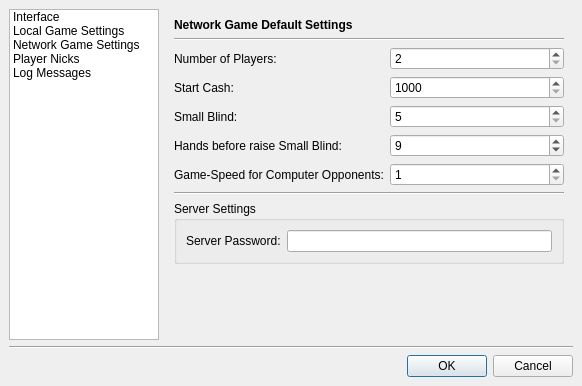
Before: the Qt Designer form src/gui/qt/settingsdialog.ui in pokerth/pokerth, drawn with Qt 5.
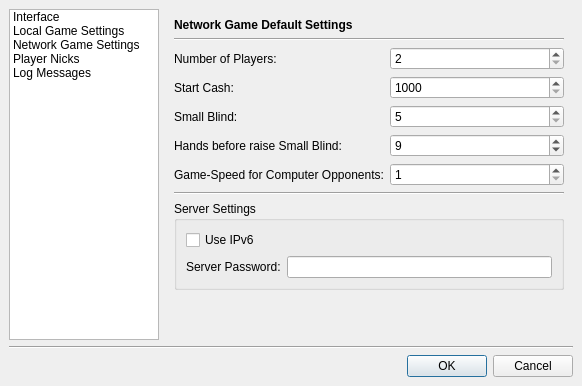
After: the same form once the commit is applied. The open tabs and pages were chosen to show the change. Icons and pictures are not drawn.

```diff
--- a/src/gui/qt/settingsdialog.ui
+++ b/src/gui/qt/settingsdialog.ui
@@ -426,20 +426,27 @@
           <property name="spacing" >
            <number>6</number>
           </property>
-          <item row="0" column="1" >
+          <item row="1" column="1" >
            <widget class="QLineEdit" name="lineEdit_serverPassword" >
             <property name="echoMode" >
              <enum>QLineEdit::Password</enum>
             </property>
            </widget>
           </item>
-          <item row="0" column="0" >
+          <item row="1" column="0" >
            <widget class="QLabel" name="label_37" >
             <property name="text" >
              <string>Server Password:</string>
             </property>
            </widget>
           </item>
+          <item row="0" column="0" colspan="2" >
+           <widget class="QCheckBox" name="checkBox_useIpv6" >
+            <property name="text" >
+             <string>Use IPv6</string>
+            </property>
+           </widget>
+          </item>
          </layout>
         </widget>
        </item>
```
Left out of the diff: 2 changed lines with no effect on the pictures.
